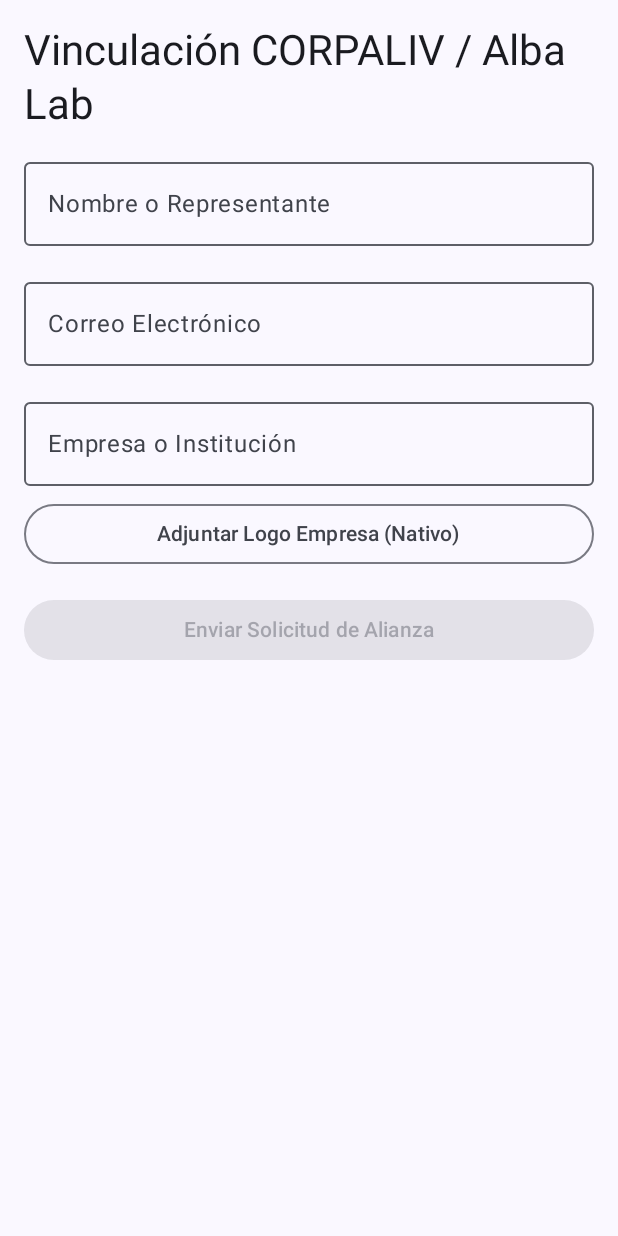
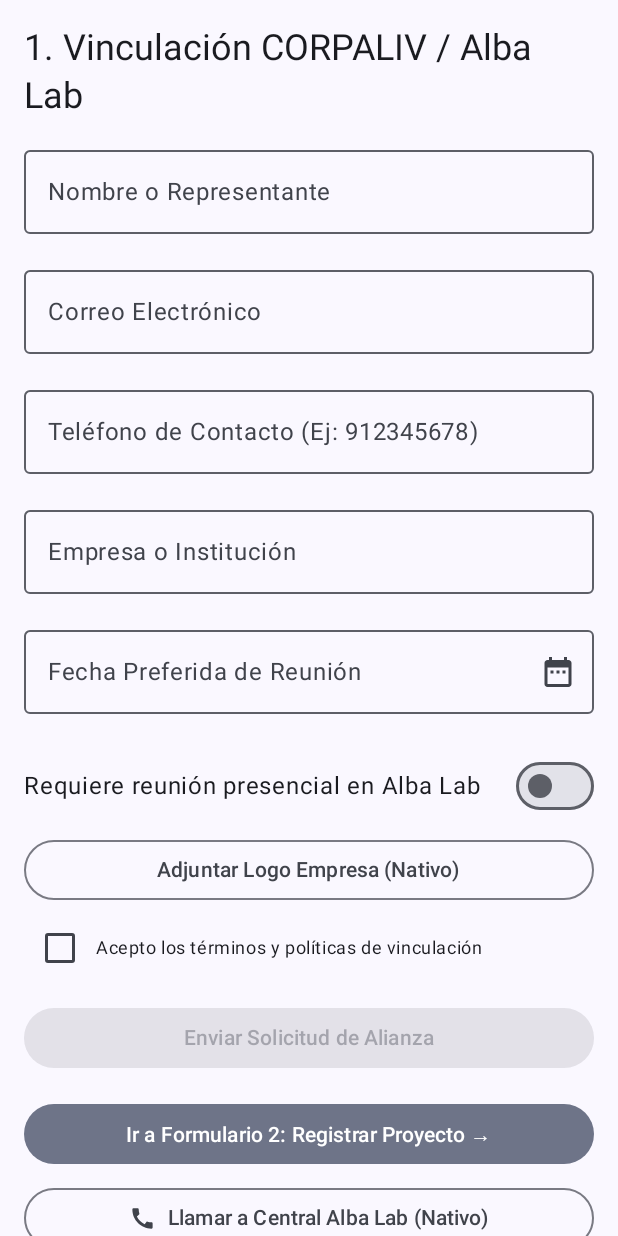
Before and after one commit to daniel28duoc/EvaluacionParcial2DesarrolloMoviles, an Android app built with Jetpack Compose: the ContactScreen screen opened through its navigation route, on a phone screen of 412 x 824 dp. Run offline under Robolectric (Android 15) with nearby library versions, the phone set to English and light mode, and no system bars; our stand-ins replace Room's generated code.

Commit message:
implementacion del formulario y el README.md

```diff
--- a/app/src/main/java/com/example/proyectoapp/data/local/ContactEntity.kt
+++ b/app/src/main/java/com/example/proyectoapp/data/local/ContactEntity.kt
@@ -9,6 +9,9 @@ data class ContactEntity(
     val id: Int = 0,
     val name: String,
     val email: String,
+    val phone: String,
     val company: String,
+    val preferredDate: String,
+    val isInPersonMeeting: Boolean,
     val message: String
 )
--- a/app/src/main/java/com/example/proyectoapp/ui/navigation/AppNavigation.kt
+++ b/app/src/main/java/com/example/proyectoapp/ui/navigation/AppNavigation.kt
@@ -6,6 +6,7 @@ import androidx.navigation.compose.composable
 import androidx.navigation.compose.rememberNavController
 import com.example.proyectoapp.ui.screens.contact.ContactScreen
 import com.example.proyectoapp.ui.screens.contact.ContactViewModel
+import com.example.proyectoapp.ui.screens.project.ProjectFormScreen
 
 @Composable
 fun AppNavigation(contactViewModel: ContactViewModel) {
@@ -13,7 +14,19 @@ fun AppNavigation(contactViewModel: ContactViewModel) {
 
     NavHost(navController = navController, startDestination = "contact") {
         composable("contact") {
-            ContactScreen(viewModel = contactViewModel)
+            ContactScreen(
+                viewModel = contactViewModel,
+                onNavigateToProjectForm = {
+                    navController.navigate("project_form")
+                }
+            )
+        }
+        composable("project_form") {
+            ProjectFormScreen(
+                onNavigateBack = {
+                    navController.popBackStack()
+                }
+            )
         }
     }
 }
--- a/app/src/main/java/com/example/proyectoapp/ui/screens/contact/ContactScreen.kt
+++ b/app/src/main/java/com/example/proyectoapp/ui/screens/contact/ContactScreen.kt
@@ -1,21 +1,40 @@
 package com.example.proyectoapp.ui.screens.contact
+
+import androidx.compose.material.icons.filled.Call
+import androidx.compose.ui.platform.LocalContext
+import com.example.proyectoapp.util.makePhoneCall
 
 import android.net.Uri
 import androidx.activity.compose.rememberLauncherForActivityResult
 import androidx.activity.result.contract.ActivityResultContracts
 import androidx.compose.animation.AnimatedVisibility
 import androidx.compose.foundation.layout.*
+import androidx.compose.foundation.rememberScrollState
+import androidx.compose.foundation.text.KeyboardOptions
+import androidx.compose.foundation.verticalScroll
 import androidx.compose.material.icons.Icons
+import androidx.compose.material.icons.filled.DateRange
 import androidx.compose.material.icons.filled.Warning
 import androidx.compose.material3.*
 import androidx.compose.runtime.*
+import androidx.compose.ui.Alignment
 import androidx.compose.ui.Modifier
+import androidx.compose.ui.text.input.KeyboardType
 import androidx.compose.ui.unit.dp
+import java.text.SimpleDateFormat
+import java.util.*
 
+@OptIn(ExperimentalMaterial3Api::class)
 @Composable
-fun ContactScreen(viewModel: ContactViewModel) {
+fun ContactScreen(
+    viewModel: ContactViewModel,
+    onNavigateToProjectForm: () -> Unit
+) {
     val state by viewModel.uiState.collectAsState()
+    val context = LocalContext.current
     var selectedImageUri by remember { mutableStateOf<Uri?>(null) }
+    var showDatePicker by remember { mutableStateOf(false) }
+    val datePickerState = rememberDatePickerState()
 
     val galleryLauncher = rememberLauncherForActivityResult(
         contract = ActivityResultContracts.GetContent()
@@ -23,50 +42,126 @@ fun ContactScreen(viewModel: ContactViewModel) {
         selectedImageUri = uri
     }
 
+    if (showDatePicker) {
+        DatePickerDialog(
+            onDismissRequest = { showDatePicker = false },
+            confirmButton = {
+                TextButton(onClick = {
+                    datePickerState.selectedDateMillis?.let { millis ->
+                        val formatter = SimpleDateFormat("dd/MM/yyyy", Locale.getDefault())
+                        viewModel.onDateChanged(formatter.format(Date(millis)))
+                    }
+                    showDatePicker = false
+                }) { Text("Aceptar") }
+            },
+            dismissButton = {
+                TextButton(onClick = { showDatePicker = false }) { Text("Cancelar") }
+            }
+        ) {
+            DatePicker(state = datePickerState)
+        }
+    }
+
     Column(
         modifier = Modifier
             .fillMaxSize()
+            .verticalScroll(rememberScrollState())
             .padding(16.dp)
     ) {
         Text(
-            text = "Vinculación CORPALIV / Alba Lab",
-            style = MaterialTheme.typography.headlineMedium
+            text = "1. Vinculación CORPALIV / Alba Lab",
+            style = MaterialTheme.typography.headlineSmall
         )
 
         Spacer(modifier = Modifier.height(12.dp))
 
+        // Campo String: Nombre
         OutlinedTextField(
             value = state.name,
             onValueChange = { viewModel.onNameChanged(it) },
             label = { Text("Nombre o Representante") },
             isError = state.nameError != null,
             trailingIcon = {
-                if (state.nameError != null) {
-                    Icon(Icons.Default.Warning, contentDescription = "Error", tint = MaterialTheme.colorScheme.error)
-                }
+                if (state.nameError != null) Icon(Icons.Default.Warning, "Error", tint = MaterialTheme.colorScheme.error)
             },
             supportingText = { state.nameError?.let { Text(it, color = MaterialTheme.colorScheme.error) } },
             modifier = Modifier.fillMaxWidth()
         )
 
+        // Campo Email
         OutlinedTextField(
             value = state.email,
             onValueChange = { viewModel.onEmailChanged(it) },
             label = { Text("Correo Electrónico") },
             isError = state.emailError != null,
+            trailingIcon = {
+                if (state.emailError != null) Icon(Icons.Default.Warning, "Error", tint = MaterialTheme.colorScheme.error)
+            },
             supportingText = { state.emailError?.let { Text(it, color = MaterialTheme.colorScheme.error) } },
             modifier = Modifier.fillMaxWidth()
         )
 
+        // Campo Numérico (Int): Teléfono
+        OutlinedTextField(
+            value = state.phone,
+            onValueChange = { viewModel.onPhoneChanged(it) },
+            label = { Text("Teléfono de Contacto (Ej: 912345678)") },
+            keyboardOptions = KeyboardOptions(keyboardType = KeyboardType.Number),
+            isError = state.phoneError != null,
+            trailingIcon = {
+                if (state.phoneError != null) Icon(Icons.Default.Warning, "Error", tint = MaterialTheme.colorScheme.error)
+            },
+            supportingText = { state.phoneError?.let { Text(it, color = MaterialTheme.colorScheme.error) } },
+            modifier = Modifier.fillMaxWidth()
+        )
+
+        // Campo String: Empresa
         OutlinedTextField(
             value = state.company,
             onValueChange = { viewModel.onCompanyChanged(it) },
             label = { Text("Empresa o Institución") },
+            isError = state.companyError != null,
+            trailingIcon = {
+                if (state.companyError != null) Icon(Icons.Default.Warning, "Error", tint = MaterialTheme.colorScheme.error)
+            },
+            supportingText = { state.companyError?.let { Text(it, color = MaterialTheme.colorScheme.error) } },
             modifier = Modifier.fillMaxWidth()
         )
 
-        Spacer(modifier = Modifier.height(8.dp))
+        // Campo Date: Fecha preferida de reunión
+        OutlinedTextField(
+            value = state.preferredDate,
+            onValueChange = {},
+            readOnly = true,
+            label = { Text("Fecha Preferida de Reunión") },
+            trailingIcon = {
+                IconButton(onClick = { showDatePicker = true }) {
+                    Icon(Icons.Default.DateRange, contentDescription = "Seleccionar Fecha")
+                }
+            },
+            isError = state.dateError != null,
+            supportingText = { state.dateError?.let { Text(it, color = MaterialTheme.colorScheme.error) } },
+            modifier = Modifier.fillMaxWidth()
+        )
 
+        // Control Switch
+        Row(
+            verticalAlignment = Alignment.CenterVertically,
+            modifier = Modifier
+                .fillMaxWidth()
+                .padding(vertical = 8.dp)
+        ) {
+            Text(
+                text = "Requiere reunión presencial en Alba Lab",
+                modifier = Modifier.weight(1f)
+            )
+            Switch(
+                checked = state.isInPersonMeeting,
+                onCheckedChange = { viewModel.onInPersonMeetingChanged(it) }
+            )
+        }
+
+        // Recurso Nativo 1: Galería
         OutlinedButton(
             onClick = { galleryLauncher.launch("image/*") },
             modifier = Modifier.fillMaxWidth()
@@ -74,7 +169,24 @@ fun ContactScreen(viewModel: ContactViewModel) {
             Text(if (selectedImageUri == null) "Adjuntar Logo Empresa (Nativo)" else "Imagen Adjuntada ✔")
         }
 
-        Spacer(modifier = Modifier.height(16.dp))
+        // Control Checkbox obligatorio
+        Row(
+            verticalAlignment = Alignment.CenterVertically,
+            modifier = Modifier
+                .fillMaxWidth()
+                .padding(vertical = 4.dp)
+        ) {
+            Checkbox(
+                checked = state.termsAccepted,
+                onCheckedChange = { viewModel.onTermsChanged(it) }
+            )
+            Text(
+                text = "Acepto los términos y políticas de vinculación",
+                style = MaterialTheme.typography.bodySmall
+            )
+        }
+
+        Spacer(modifier = Modifier.height(8.dp))
 
         Button(
             onClick = { viewModel.submitForm() },
@@ -89,14 +201,41 @@ fun ContactScreen(viewModel: ContactViewModel) {
                 colors = CardDefaults.cardColors(containerColor = MaterialTheme.colorScheme.primaryContainer),
                 modifier = Modifier
                     .fillMaxWidth()
-                    .padding(top = 16.dp)
+                    .padding(top = 12.dp)
             ) {
                 Text(
-                    text = "¡Solicitud guardada en base de datos local!",
+                    text = "¡Solicitud guardada localmente con éxito!",
                     modifier = Modifier.padding(16.dp),
                     color = MaterialTheme.colorScheme.onPrimaryContainer
                 )
             }
         }
+
+        Spacer(modifier = Modifier.height(16.dp))
+
+        // Botón para navegar al Formulario 2
+        FilledTonalButton(
+            onClick = onNavigateToProjectForm,
+            modifier = Modifier.fillMaxWidth()
+        ) {
+            Text("Ir a Formulario 2: Registrar Proyecto →")
+        }
+
+        Spacer(modifier = Modifier.height(8.dp))
+
+        // Recurso Nativo 2: Marcador Telefónico (Intent.ACTION_DIAL)
+        OutlinedButton(
+            onClick = { makePhoneCall(context, "+56221234567") },
+            modifier = Modifier.fillMaxWidth()
+        ) {
+            Icon(
+                imageVector = Icons.Default.Call,
+                contentDescription = "Llamar a CORPALIV",
+                modifier = Modifier.size(18.dp)
+            )
+            Spacer(modifier = Modifier.width(8.dp))
+            Text("Llamar a Central Alba Lab (Nativo)")
+        }
+
     }
 }
```
Also changed, not shown: app/src/main/java/com/example/proyectoapp/ui/screens/contact/ContactViewModel.kt (+46 -3 lines), app/src/main/java/com/example/proyectoapp/ui/screens/project/ProjectFormScreen.kt (added, +118 -0 lines), 1 other file.
